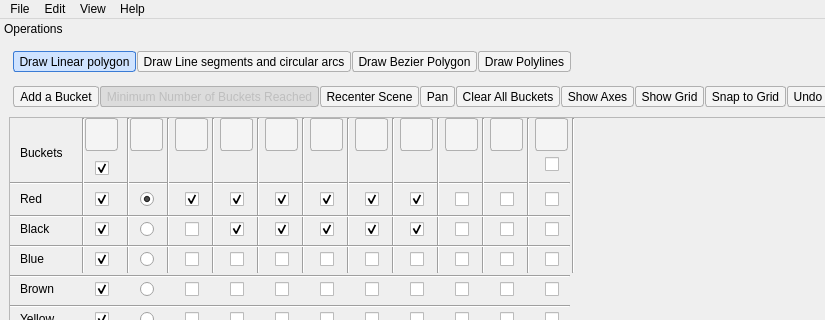
First picture: the form in Boolean_set_operations_2/demo/Boolean_set_operations_2/UiFiles/Boolean_set_operations_2.ui, repository efifogel/cgal, before the edit; both pictures show x 0 to 825 and y 0 to 320 of the 1124 by 664 pixel window.
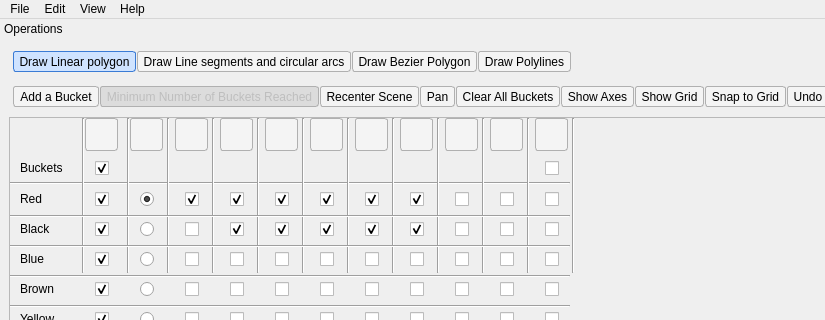
Second picture: the form after the edit. Icons and pictures are not drawn.

Commit message: Kept a bucket free for the BSO demo intersection and union results

The edit to the form file:
```diff
--- a/Boolean_set_operations_2/demo/Boolean_set_operations_2/UiFiles/Boolean_set_operations_2.ui
+++ b/Boolean_set_operations_2/demo/Boolean_set_operations_2/UiFiles/Boolean_set_operations_2.ui
@@ -2088,9 +2088,9 @@
               <property name="geometry">
                 <rect>
                   <x>10</x>
-                  <y>15</y>
+                  <y>35</y>
                   <width>65</width>
-                  <height>40</height>  
+                  <height>30</height>  
                 </rect>
               </property>
               <property name="text" >
@@ -2449,7 +2449,7 @@
                <x>535</x>
                <y>35</y>
                <width>140</width>
-               <height>22</height>  
+               <height>30</height>  
               </rect>
              </property>
               <property name="sizePolicy" >
```
The commit also changes 1 other file.
